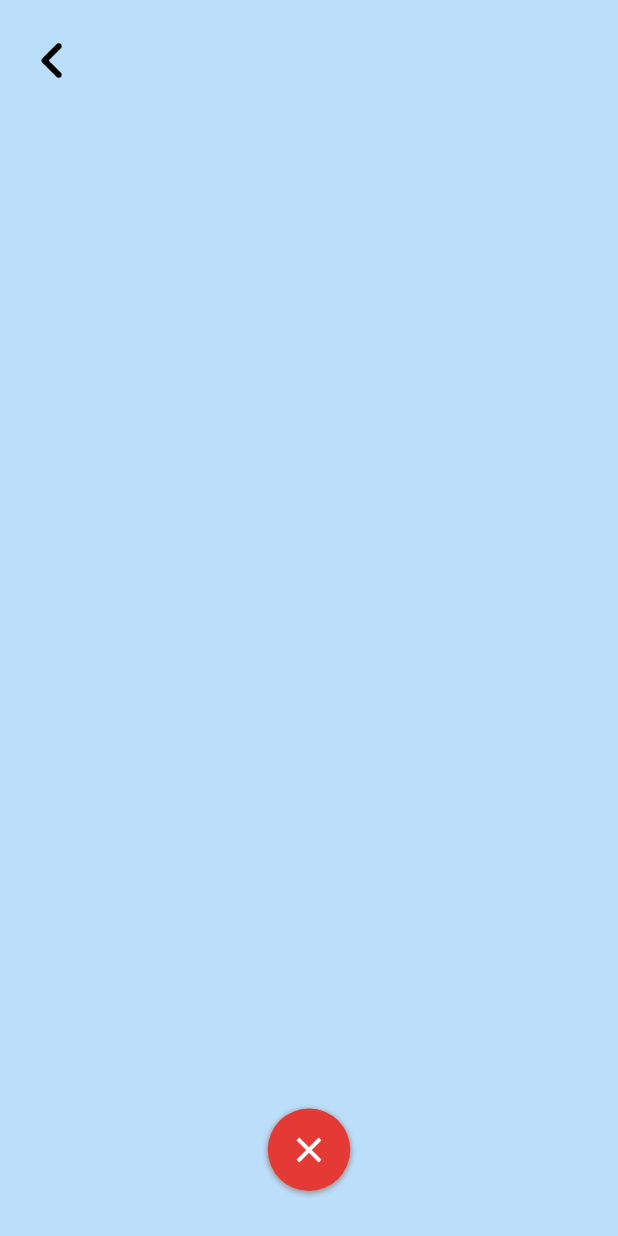
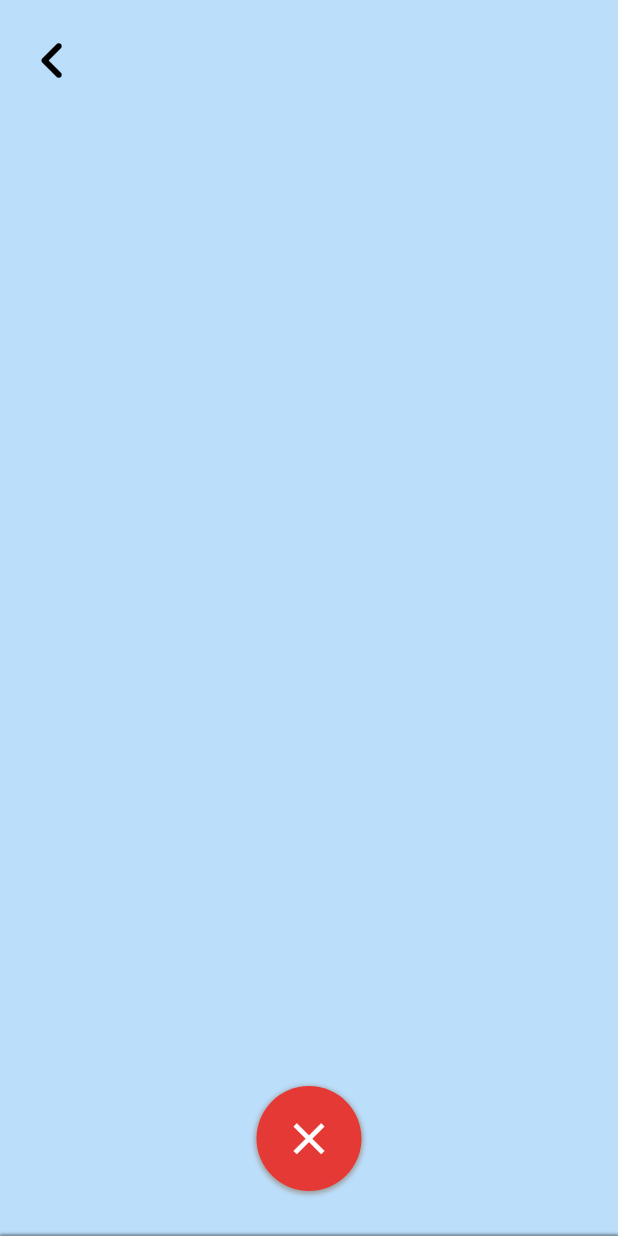
Before and after one commit to vxirau/Zune, a Flutter app: the screen it shows after launch, after a tap on the "view in ar" icon, on a phone screen of 412 x 824 dp. Run offline on Flutter 3.47's test engine with Material 2 defaults, Android fonts, the phone set to English and light mode, and no system bars; drawn by our look-alikes of oktoast; our stand-ins replace animated_bottom_navigation_bar, auto_size_text, camera, google_fonts; missing offline and left inert: tflite_flutter, tflite_flutter_helper.

Commit message:
ar view: bottom dialog + grid implementation

```diff
--- a/lib/src/screens/main_body.dart
+++ b/lib/src/screens/main_body.dart
@@ -139,7 +139,7 @@ class _MainBodyState extends State<MainBody> with SingleTickerProviderStateMixin
     );
     final sizeTween = SizeTween(
       begin: fabSize,
-      end: MediaQuery.of(context).size,
+      end: mounted ? MediaQuery.of(context).size : Size(0, 0),
     );
     final offsetTween = Tween<Offset>(
       begin: fabOffset,
--- a/lib/src/screens/menu/ar_view.dart
+++ b/lib/src/screens/menu/ar_view.dart
@@ -1,21 +1,23 @@
+//FLUTTER NATIVE
 import 'dart:math';
+import 'package:flutter/material.dart';
 
-import 'package:flutter/gestures.dart';
-import 'package:flutter/material.dart';
-import 'package:flutter/services.dart';
+//MODELS
+import 'package:zune/src/models/utilities/hex_color.dart';
+
+//WIDGETS
+import 'package:zune/src/widgets/widgets.dart';
+
+//PAQUETS INSTALATS
 import 'package:provider/provider.dart';
-import 'package:zune/src/models/utilities/hex_color.dart';
 import 'package:zune/src/providers/ui_provider.dart';
-import 'package:zune/src/widgets/cards/circular_icon.dart';
-import 'package:zune/src/widgets/sliders/confirmation_slider.dart';
-import 'package:zune/src/widgets/text/custom_text.dart';
 
 class ARView extends StatefulWidget {
   @override
   State<ARView> createState() => _ARViewState();
 }
 
-class _ARViewState extends State<ARView> {
+class _ARViewState extends State<ARView> with SingleTickerProviderStateMixin {
   bool isColored = false;
   bool pendingAnimation = true;
 
@@ -23,12 +25,49 @@ class _ARViewState extends State<ARView> {
 
   bool _pressed = false;
 
+  double minSize = 0.0;
+
+  DraggableScrollableController _dragController = DraggableScrollableController();
+
+  Animation<double>? closedAnimation;
+  late AnimationController controller;
+  double maxSize = 0.01;
+
+  @override
+  void initState() {
+    controller = AnimationController(vsync: this, duration: Duration(seconds: 1));
+
+    super.initState();
+  }
+
+  @override
+  void dispose() {
+    _dragController.dispose();
+    super.dispose();
+  }
+
   @override
   Widget build(BuildContext context) {
     UiProvider uiProvider = Provider.of<UiProvider>(context);
 
     double height = MediaQuery.of(context).size.height;
     double width = MediaQuery.of(context).size.width;
+
+    if (closedAnimation == null) {
+      closedAnimation = Tween<double>(begin: 130, end: height - 150).animate(controller)
+        ..addListener(() {
+          setState(() {});
+        });
+    }
+
+    /*
+
+    130 --> 0.0
+    height - 150 --> 0.9
+
+    (150-130)/(0.9-0.0) = 20
+
+    */
 
     if (pendingAnimation) {
       Future.microtask(() async {
@@ -90,12 +129,56 @@ class _ARViewState extends State<ARView> {
                           )),
                     ),
                   ),
+                  DraggableScrollableSheet(
+                    controller: _dragController,
+                    initialChildSize: (closedAnimation!.value - 130) < 0 ? 0.0 : (closedAnimation!.value - 130) / ((height - 150 - 130) / 0.9),
+                    minChildSize: (closedAnimation!.value - 130) < 0 ? 0.0 : (closedAnimation!.value - 130) / ((height - 150 - 130) / 0.9),
+                    maxChildSize: maxSize,
+                    builder: (BuildContext context, ScrollController scrollController) {
+                      return Container(
+                          height: height * 0.9,
+                          decoration: BoxDecoration(
+                            borderRadius: BorderRadius.only(topRight: const Radius.circular(20.0), topLeft: Radius.circular(20.0)),
+                            color: HexColor.fromHex("#292828"),
+                            boxShadow: [
+                              const BoxShadow(color: Colors.black54, spreadRadius: 1, blurRadius: 1),
+                            ],
+                          ),
+                          child: ListView(controller: scrollController, physics: BouncingScrollPhysics(), children: [
+                            Padding(
+                              padding: const EdgeInsets.only(left: 15.0, top: 35),
+                              child: CustomText(
+                                "Detected Objects",
+                                fontWeight: FontWeight.bold,
+                                color: HexColor.fromHex("#DBFBB5"),
+                                fontSize: 20,
+                              ),
+                            ),
+                            const SizedBox(
+                              height: 25,
+                            ),
+                            Padding(
+                              padding: const EdgeInsets.only(left: 20.0, right: 20),
+                              child: GridView.count(
+                                  physics: NeverScrollableScrollPhysics(), // to disable GridView's scrolling
+                                  shrinkWrap: true,
+                                  crossAxisCount: 2,
+                                  crossAxisSpacing: 20,
+                                  mainAxisSpacing: 20,
+                                  children: _generateGridChildren()),
+                            ),
+                            const SizedBox(
+                              height: 25,
+                            ),
+                          ]));
+                    },
+                  ),
                   _pressed
                       ? Align(
                           alignment: Alignment.bottomCenter,
                           child: Container(
                             height: 160,
-                            width: 60,
+                            width: 70,
                             margin: EdgeInsets.only(bottom: 30),
                             decoration: BoxDecoration(
                               color: Colors.white60,
@@ -105,33 +188,63 @@ class _ARViewState extends State<ARView> {
                         )
                       : SizedBox.shrink(),
                   hasAccepted
-                      ? Positioned(
+                      ? (Positioned(
                           left: 0,
                           right: 0,
-                          bottom: 130,
+                          bottom: closedAnimation!.value < 0 ? 0 : closedAnimation!.value,
+                          child: GestureDetector(
+                            onTap: closedAnimation!.value == height - 150
+                                ? () async {
+                                    closedAnimation = Tween<double>(begin: 30, end: height - 150).animate(controller)
+                                      ..addListener(() {
+                                        setState(() {});
+                                      });
+                                    _dragController.animateTo(0.0, duration: Duration(milliseconds: 500), curve: Curves.easeOut);
+                                    setState(() {});
+                                    await controller.reverse();
+
+                                    hasAccepted = false;
+                                    _pressed = false;
+                                    setState(() {});
+                                  }
+                                : null,
                             child: CircularIcon(
                               spreadRadius: 1,
-                            wantsShadow: true,
+                              wantsShadow: !hasAccepted,
                               blurRadius: 2,
-                            backgroundColor: Colors.black87,
+                              backgroundColor: HexColor.fromHex("#292828"),
+                              height: 70,
+                              width: 70,
                               child: Transform.rotate(
                                 angle: pi,
                                 child: Icon(
                                   Icons.keyboard_arrow_up_rounded,
                                   color: Colors.white,
-                                size: 40,
+                                  size: 55,
                                 ),
                               ),
                             ),
-                        )
+                          ),
+                        ))
                       : DraggableConfirmationSlider(onStarted: () {
                           _pressed = true;
                           setState(() {});
-                        }, onEnded: (isSuccessful) {
+                        }, onEnded: (isSuccessful) async {
                           hasAccepted = isSuccessful;
+                          if (isSuccessful) {
+                            maxSize = 0.9;
+                            setState(() {});
+                            controller.forward();
+
+                            // if (_dragController.isAttached) {
+                            //   _dragController.animateTo(0.9, duration: const Duration(milliseconds: 500), curve: Curves.easeInOut).then((value) {
+                            //     minSize = 0.9;
+                            //   });
+                            // }
+                          }
                           _pressed = false;
                           setState(() {});
-                        })
+                        }),
                 ],
               ),
             ),
@@ -140,4 +253,12 @@ class _ARViewState extends State<ARView> {
       ),
     );
   }
+
+  List<Widget> _generateGridChildren() {
+    return List.generate(10, (index) {
+      return GridCard(index, onClick: (ind) {
+        print("Detected: $ind");
+      });
+    });
   }
+}
--- /dev/null
+++ b/lib/src/widgets/cards/grid_card.dart
@@ -0,0 +1,49 @@
+import 'package:flutter/material.dart';
+import 'package:zune/src/models/utilities/hex_color.dart';
+import 'package:zune/src/widgets/text/custom_text.dart';
+
+class GridCard extends StatelessWidget {
+  int index;
+  Function onClick;
+
+  GridCard(this.index, {required this.onClick});
+
+  @override
+  Widget build(BuildContext context) {
+    return GestureDetector(
+      onTap: () {
+        onClick(index);
+      },
+      child: Stack(
+        children: [
+          Container(
+            decoration: BoxDecoration(
+              color: Colors.white,
+              borderRadius: BorderRadius.circular(10),
+              boxShadow: [
+                BoxShadow(
+                  color: Colors.black.withOpacity(0.1),
+                  blurRadius: 10,
+                  spreadRadius: 5,
+                ),
+              ],
+            ),
+          ),
+          Align(
+            alignment: Alignment.topRight,
+            child: Container(
+              height: 30,
+              width: 30,
+              margin: const EdgeInsets.only(top: 5, right: 5),
+              decoration: BoxDecoration(
+                color: HexColor.fromHex("#DBFBB5"),
+                borderRadius: BorderRadius.circular(5),
+              ),
+              child: Center(child: CustomText("$index", color: Colors.black, fontSize: 18, fontWeight: FontWeight.bold)),
+            ),
+          )
+        ],
+      ),
+    );
+  }
+}
--- a/lib/src/widgets/sliders/confirmation_slider.dart
+++ b/lib/src/widgets/sliders/confirmation_slider.dart
@@ -2,6 +2,7 @@ import 'dart:math';
 
 import 'package:flutter/material.dart';
 import 'package:flutter/services.dart';
+import 'package:zune/src/models/utilities/hex_color.dart';
 import 'package:zune/src/widgets/cards/circular_icon.dart';
 
 class DraggableConfirmationSlider extends StatefulWidget {
@@ -70,13 +71,15 @@ class _DraggableConfirmationSliderState extends State<DraggableConfirmationSlide
               spreadRadius: 1,
               wantsShadow: true,
               blurRadius: 2,
-              backgroundColor: _pressed ? Colors.black87 : Colors.red.shade600,
+              height: 70,
+              width: 70,
+              backgroundColor: _pressed ? HexColor.fromHex("#292828") : Colors.red.shade600,
               child: Transform.rotate(
                 angle: angle,
                 child: Icon(
                   _pressed ? Icons.keyboard_arrow_up_rounded : Icons.close,
                   color: Colors.white,
-                  size: _pressed ? 40 : 28,
+                  size: _pressed ? 55 : 35,
                 ),
               ),
             ),
--- /dev/null
+++ b/lib/src/widgets/widgets.dart
@@ -0,0 +1,4 @@
+export 'package:zune/src/widgets/cards/circular_icon.dart';
+export 'package:zune/src/widgets/cards/grid_card.dart';
+export 'package:zune/src/widgets/sliders/confirmation_slider.dart';
+export 'package:zune/src/widgets/text/custom_text.dart';
```
Lines whose indentation alone changed are shown as unchanged.
